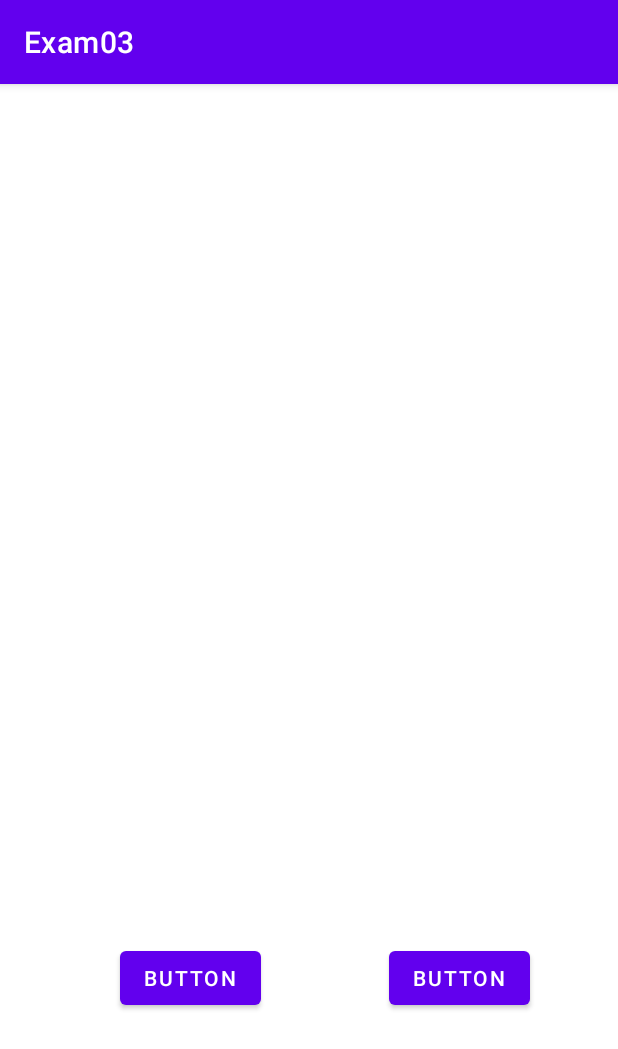
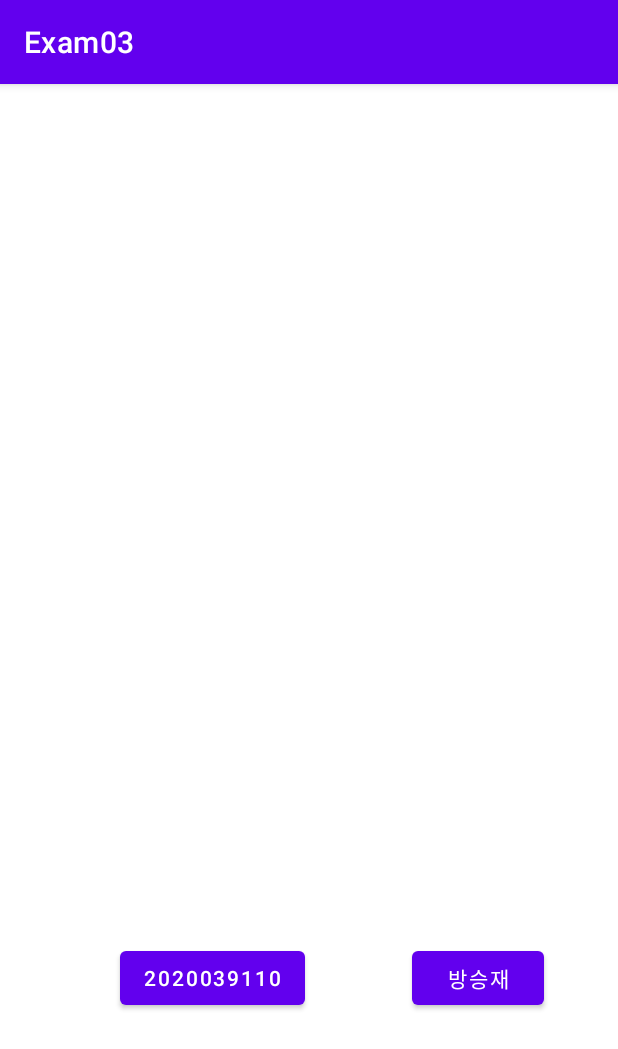
Before and after one commit to Bangseungjae/OpensourceAndriodProject, an Android app: the screen it shows after launch (MainActivity), on a phone screen of 412 x 824 dp. Shown: the top 1049 px of the screen. Run offline under Robolectric (Android 15) with nearby library versions, the phone set to English and light mode, and no system bars.

Commit message:
do_it-01

```diff
--- a/app/src/main/res/layout/activity_main.xml
+++ b/app/src/main/res/layout/activity_main.xml
@@ -11,7 +11,7 @@
         android:layout_width="wrap_content"
         android:layout_height="wrap_content"
         android:layout_marginBottom="48dp"
-        android:text="Button"
+        android:text="방승재"
         app:layout_constraintBottom_toTopOf="@+id/guideline"
         app:layout_constraintEnd_toEndOf="parent"
         app:layout_constraintHorizontal_bias="0.592"
@@ -31,7 +31,7 @@
         android:layout_marginStart="80dp"
         android:layout_marginLeft="80dp"
         android:layout_marginBottom="48dp"
-        android:text="Button"
+        android:text="2020039110"
         app:layout_constraintBottom_toTopOf="@+id/guideline"
         app:layout_constraintStart_toStartOf="parent" />
 </androidx.constraintlayout.widget.ConstraintLayout>
```
